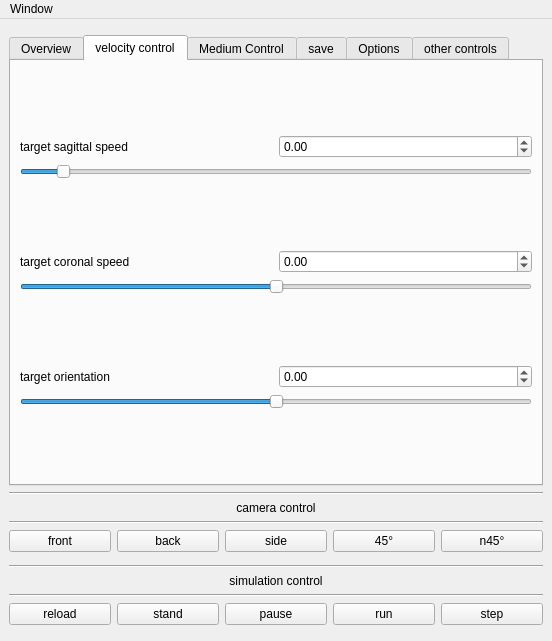
Old version of the form gui/simulationwindow.ui in the repository scarensac/simbicon_qt.
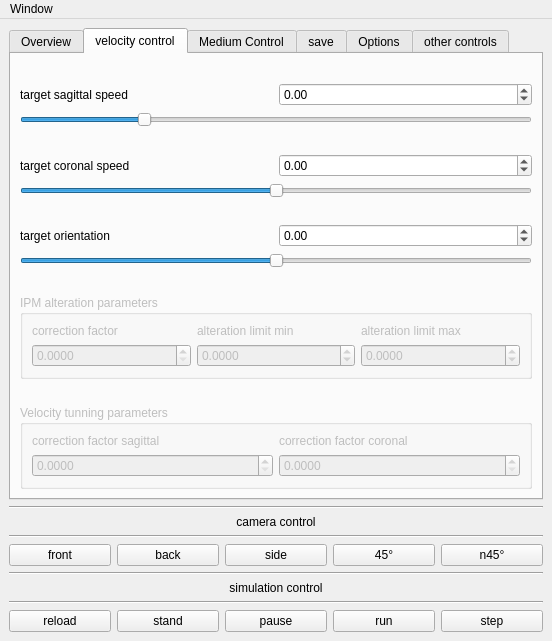
New version of the form. The open tabs and pages were chosen to show the change.

Patch:
```diff
--- a/gui/simulationwindow.ui
+++ b/gui/simulationwindow.ui
@@ -415,6 +415,19 @@
         <string>velocity control</string>
        </attribute>
        <layout class="QVBoxLayout" name="verticalLayout">
+        <item>
+         <spacer name="verticalSpacer_23">
+          <property name="orientation">
+           <enum>Qt::Vertical</enum>
+          </property>
+          <property name="sizeHint" stdset="0">
+           <size>
+            <width>20</width>
+            <height>40</height>
+           </size>
+          </property>
+         </spacer>
+        </item>
         <item>
          <layout class="QVBoxLayout" name="verticalLayout_2">
           <item>
@@ -432,7 +445,7 @@
                <bool>false</bool>
               </property>
               <property name="minimum">
-               <double>-0.100000000000000</double>
+               <double>-0.400000000000000</double>
               </property>
               <property name="maximum">
                <double>1.300000000000000</double>
@@ -447,7 +460,7 @@
           <item>
            <widget class="QSlider" name="slider_target_sagittal_speed">
             <property name="minimum">
-             <number>-10</number>
+             <number>-40</number>
             </property>
             <property name="maximum">
              <number>130</number>
@@ -462,6 +475,19 @@
           </item>
          </layout>
         </item>
+        <item>
+         <spacer name="verticalSpacer_22">
+          <property name="orientation">
+           <enum>Qt::Vertical</enum>
+          </property>
+          <property name="sizeHint" stdset="0">
+           <size>
+            <width>20</width>
+            <height>40</height>
+           </size>
+          </property>
+         </spacer>
+        </item>
         <item>
          <layout class="QVBoxLayout" name="verticalLayout_3">
           <item>
@@ -509,6 +535,19 @@
           </item>
          </layout>
         </item>
+        <item>
+         <spacer name="verticalSpacer_21">
+          <property name="orientation">
+           <enum>Qt::Vertical</enum>
+          </property>
+          <property name="sizeHint" stdset="0">
+           <size>
+            <width>20</width>
+            <height>40</height>
+           </size>
+          </property>
+         </spacer>
+        </item>
         <item>
          <layout class="QVBoxLayout" name="verticalLayout_4">
           <item>
@@ -554,7 +593,151 @@
          </layout>
         </item>
         <item>
-         <layout class="QHBoxLayout" name="horizontalLayout_7"/>
+         <spacer name="verticalSpacer">
+          <property name="orientation">
+           <enum>Qt::Vertical</enum>
+          </property>
+          <property name="sizeType">
+           <enum>QSizePolicy::Maximum</enum>
+          </property>
+          <property name="sizeHint" stdset="0">
+           <size>
+            <width>20</width>
+            <height>40</height>
+           </size>
+          </property>
+         </spacer>
+        </item>
+        <item>
+         <widget class="QGroupBox" name="groupBox">
+          <property name="enabled">
+           <bool>false</bool>
+          </property>
+          <property name="title">
+           <string>IPM alteration parameters</string>
+          </property>
+          <layout class="QGridLayout" name="gridLayout_9">
+           <item row="0" column="0">
+            <widget class="QLabel" name="label_12">
+             <property name="text">
+              <string>correction factor</string>
+             </property>
+            </widget>
+           </item>
+           <item row="0" column="1">
+            <widget class="QLabel" name="label_14">
+             <property name="text">
+              <string>alteration limit min</string>
+             </property>
+            </widget>
+           </item>
+           <item row="0" column="2">
+            <widget class="QLabel" name="label_15">
+             <property name="text">
+              <string>alteration limit max</string>
+             </property>
+            </widget>
+           </item>
+           <item row="1" column="0">
+            <widget class="QDoubleSpinBox" name="spin_box_ipm_alt_correction_factor">
+             <property name="decimals">
+              <number>4</number>
+             </property>
+            </widget>
+           </item>
+           <item row="1" column="1">
+            <widget class="QDoubleSpinBox" name="spin_box_imp_alt_limit_min">
+             <property name="decimals">
+              <number>4</number>
+             </property>
+             <property name="minimum">
+              <double>-99.989999999999995</double>
+             </property>
+             <property name="singleStep">
+              <double>0.001000000000000</double>
+             </property>
+            </widget>
+           </item>
+           <item row="1" column="2">
+            <widget class="QDoubleSpinBox" name="spin_box_imp_alt_limit_max">
+             <property name="decimals">
+              <number>4</number>
+             </property>
+             <property name="minimum">
+              <double>-99.999899999999997</double>
+             </property>
+             <property name="singleStep">
+              <double>0.000100000000000</double>
+             </property>
+            </widget>
+           </item>
+          </layout>
+         </widget>
+        </item>
+        <item>
+         <spacer name="verticalSpacer_20">
+          <property name="orientation">
+           <enum>Qt::Vertical</enum>
+          </property>
+          <property name="sizeHint" stdset="0">
+           <size>
+            <width>20</width>
+            <height>40</height>
+           </size>
+          </property>
+         </spacer>
+        </item>
+        <item>
+         <widget class="QGroupBox" name="widget_vel_tunning">
+          <property name="enabled">
+           <bool>false</bool>
+          </property>
+          <property name="title">
+           <string>Velocity tunning parameters</string>
+          </property>
+          <property name="flat">
+           <bool>false</bool>
+          </property>
+          <property name="checkable">
+           <bool>false</bool>
+          </property>
+          <layout class="QGridLayout" name="gridLayout_6">
+           <item row="0" column="0">
+            <widget class="QLabel" name="label_16">
+             <property name="text">
+              <string>correction factor sagittal</string>
+             </property>
+            </widget>
+           </item>
+           <item row="0" column="1">
+            <widget class="QLabel" name="label_18">
+             <property name="text">
+              <string>correction factor coronal</string>
+             </property>
+            </widget>
+           </item>
+           <item row="1" column="0">
+            <widget class="QDoubleSpinBox" name="spin_box_vel_tunning_correction_factor_sagital">
+             <property name="decimals">
+              <number>4</number>
+             </property>
+             <property name="singleStep">
+              <double>0.001000000000000</double>
+             </property>
+            </widget>
+           </item>
+           <item row="1" column="1">
+            <widget class="QDoubleSpinBox" name="spin_box_vel_tunning_correction_factor_coronal">
+             <property name="decimals">
+              <number>4</number>
+             </property>
+             <property name="singleStep">
+              <double>0.001000000000000</double>
+             </property>
+            </widget>
+           </item>
+          </layout>
+         </widget>
         </item>
        </layout>
       </widget>
```
Left out of the diff: 35 changed lines with no effect on the pictures.
